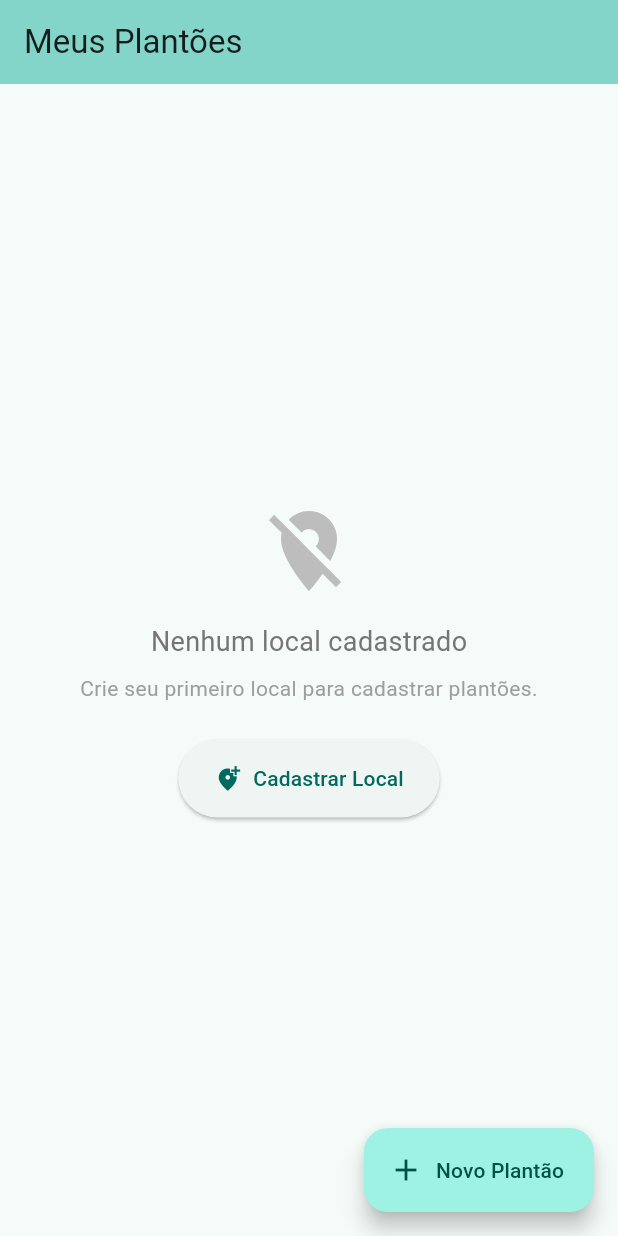
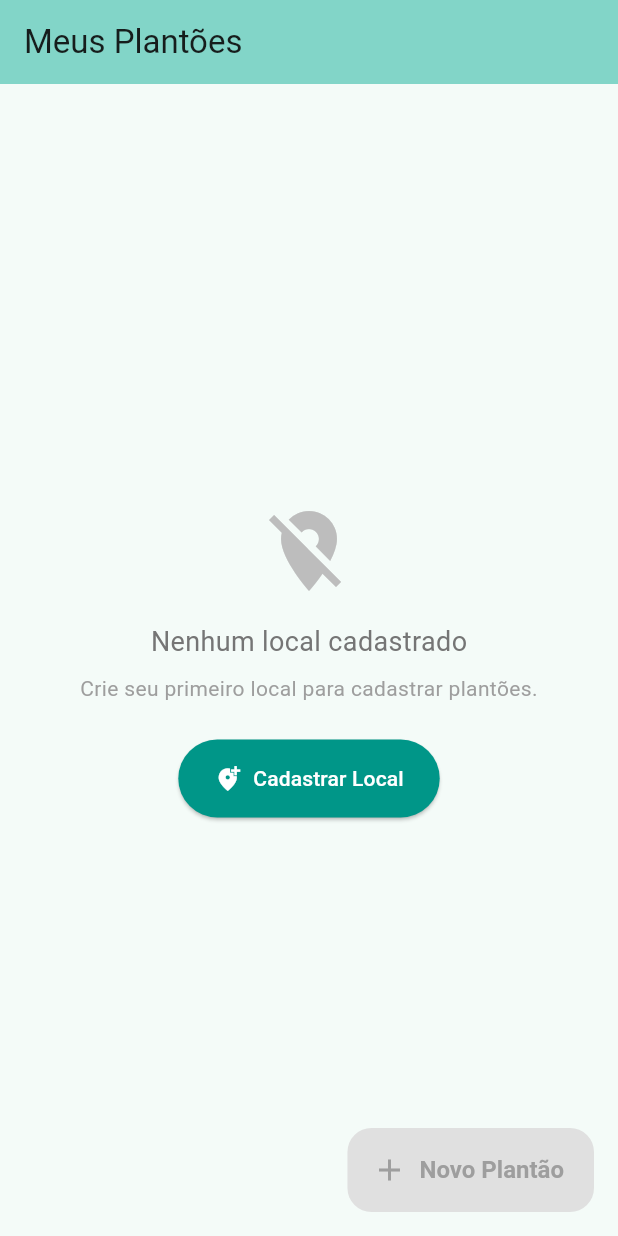
Before and after one commit to rodrigolanes/fiz_plantao, a Flutter app: the screen it shows after launch, on a phone screen of 412 x 824 dp. Run offline on Flutter 3.47's test engine with Material 3 defaults, Android fonts, the phone set to English and light mode, and no system bars.

Commit message:
feat(app): aprimorar tema e aparência de botões (FAB e ElevatedButton)
Adiciona estilos ao ThemeData para FloatingActionButton (extendedTextStyle e disabledElevation)
e ElevatedButton (cores/foreground para estado desabilitado). Também ajusta o FloatingActionButton
da tela de listagem de plantões para exibir background/foreground de desabilitado quando não há locais ativos.

```diff
--- a/lib/main.dart
+++ b/lib/main.dart
@@ -20,6 +20,33 @@
           brightness: Brightness.light,
         ),
         useMaterial3: true,
+        floatingActionButtonTheme: FloatingActionButtonThemeData(
+          disabledElevation: 0,
+          extendedTextStyle: const TextStyle(
+            fontSize: 16,
+            fontWeight: FontWeight.w600,
+          ),
+        ),
+        elevatedButtonTheme: ElevatedButtonThemeData(
+          style: ButtonStyle(
+            backgroundColor: WidgetStateProperty.resolveWith<Color>(
+              (Set<WidgetState> states) {
+                if (states.contains(WidgetState.disabled)) {
+                  return Colors.grey[300]!;
+                }
+                return Colors.teal;
+              },
+            ),
+            foregroundColor: WidgetStateProperty.resolveWith<Color>(
+              (Set<WidgetState> states) {
+                if (states.contains(WidgetState.disabled)) {
+                  return Colors.grey[500]!;
+                }
+                return Colors.white;
+              },
+            ),
+          ),
+        ),
       ),
       localizationsDelegates: const [
         GlobalMaterialLocalizations.delegate,
--- a/lib/screens/lista_plantoes_screen.dart
+++ b/lib/screens/lista_plantoes_screen.dart
@@ -334,6 +334,8 @@ class _ListaPlantoesScreenState extends State<ListaPlantoesScreen> {
             ),
       floatingActionButton: FloatingActionButton.extended(
         onPressed: locaisAtivos.isEmpty ? null : () => _navegarParaCadastro(),
+        backgroundColor: locaisAtivos.isEmpty ? Colors.grey[300] : null,
+        foregroundColor: locaisAtivos.isEmpty ? Colors.grey[500] : null,
         icon: const Icon(Icons.add),
         label: const Text('Novo Plantão'),
       ),
```
